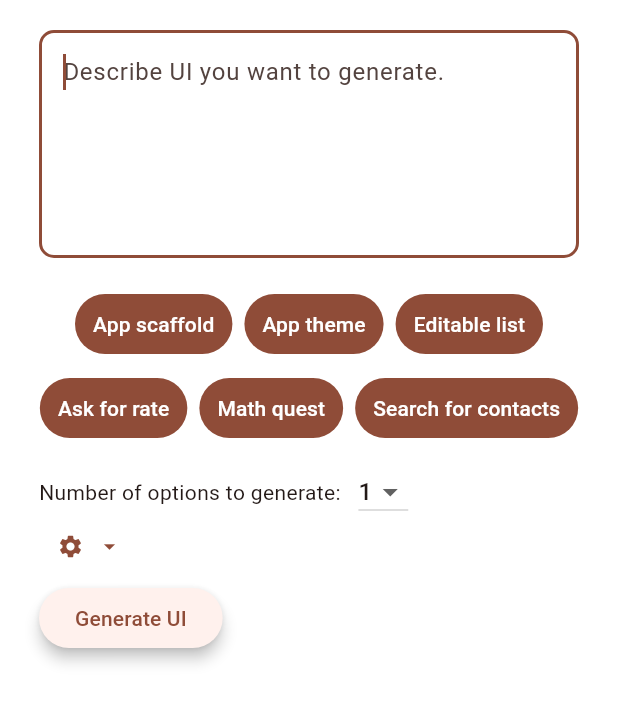
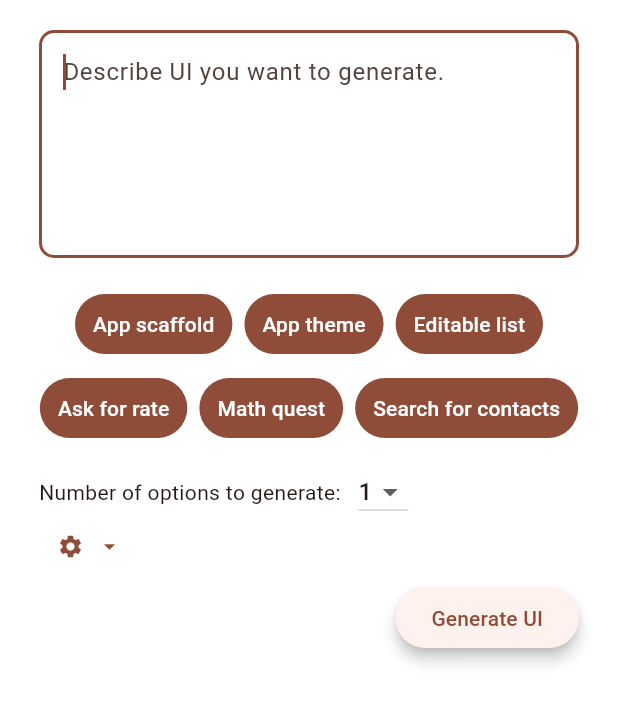
Before and after one commit to polina-c/genui-panel, a Flutter app: the SidebarScreen screen opened by its route, on a phone screen of 412 x 824 dp, the part 84-809 px from its top. Run offline on Flutter 3.47's test engine with Material 3 defaults, Android fonts, the light colour scheme and no system bars; our stand-ins replace flutter_svg, google_sign_in, web; missing offline and left inert: dart:js_interop, google_sign_in_web; statements that could not run were skipped.

Commit message:
Update sidebar.dart

```diff
--- a/ui/lib/screens/sidebar/sidebar.dart
+++ b/ui/lib/screens/sidebar/sidebar.dart
@@ -148,20 +148,16 @@ class _SidebarScreenState extends State<SidebarScreen> {
                       _text.text = example.prompt,
                 ),
                 const SizedBox(height: 20),
-                Wrap(
-                  alignment: WrapAlignment.spaceBetween,
-                  runAlignment: WrapAlignment.spaceBetween,
-                  children: [
                 Settings(_settings),
-                    const SizedBox(height: 20),
-                    ElevatedButton(
+                Align(
+                  alignment: Alignment.centerRight,
+                  child: ElevatedButton(
                     onPressed: () => _requestGenUi(_text.text, _settings),
                     child: const Text('Generate UI'),
                     style: ButtonStyle(
                       elevation: WidgetStateProperty.all(4),
                     ),
                   ),
-                  ],
                 ),
               ],
             ),
```
Lines whose indentation alone changed are shown as unchanged.
